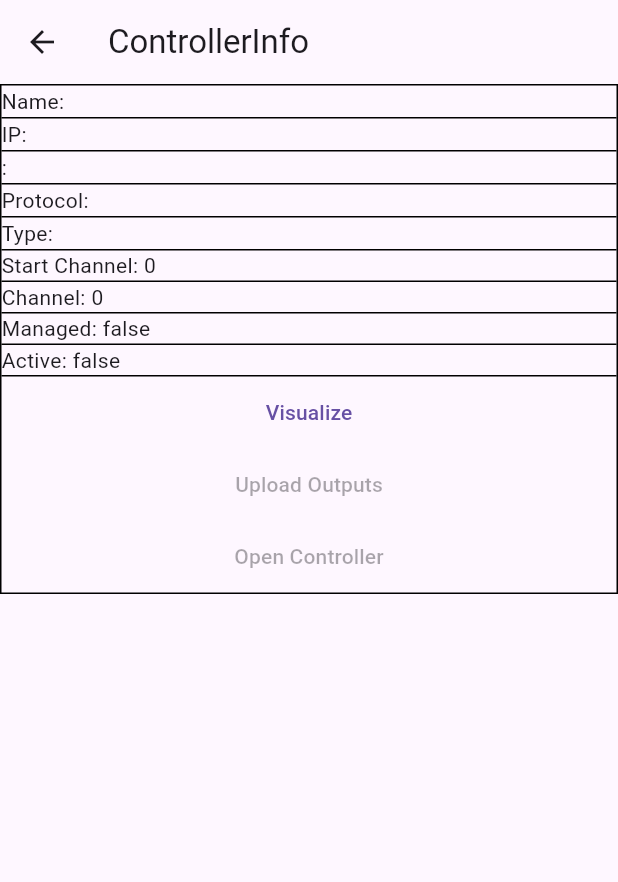
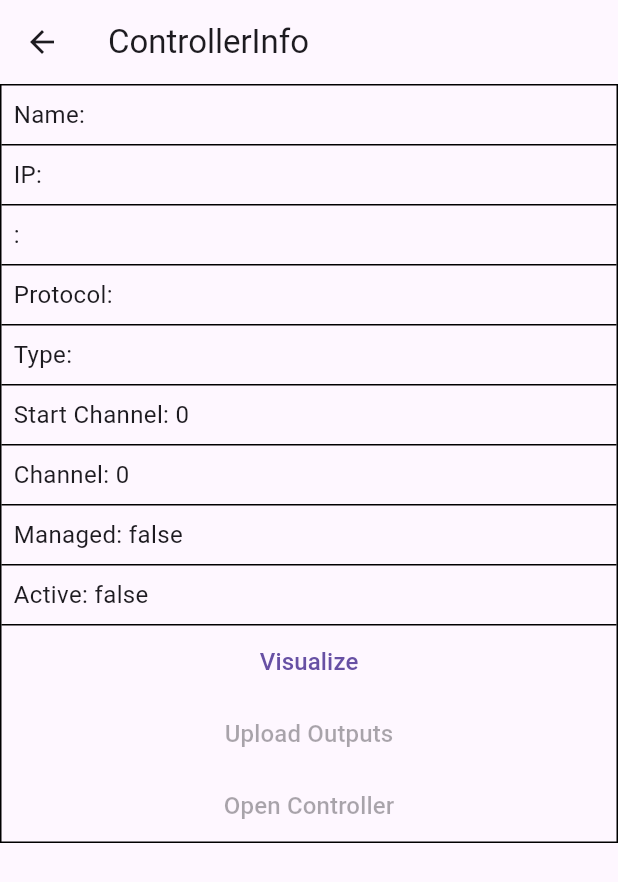
Before and after one commit to computergeek1507/xlights_test, a Flutter app: the ControllerInfoScreen screen opened directly with empty values, on a phone screen of 412 x 824 dp. Shown: the top 882 px of the screen. Run offline on Flutter 3.47's test engine with Material 3 defaults, Android fonts, the phone set to English and light mode, and no system bars; our stand-ins replace dio, printing, shared_preferences; missing offline and left inert: htmltopdfwidgets; accounts and stored records are empty; network calls fail.

Commit message:
minor font tweaks

```diff
--- a/lib/controllerinfo.dart
+++ b/lib/controllerinfo.dart
@@ -47,19 +47,22 @@ bool openDisabled() => controller.type != 'Ethernet';
                       Navigator.push(context,
                       MaterialPageRoute(builder: (context) => ControllerModelScreen ( controllerIP: controller.address!,controllerName: controller.name!)));
                     },
-                    child: const Text('Visualize'),
+                    child: const Text('Visualize',
+            style: TextStyle(fontSize: 16),),
                   ),
                   TextButton(
                     onPressed: uploadDisabled() ? null : () {
                       uploadtoController(controller.address);
                     },
-                    child: const Text('Upload Outputs'),
+                    child: const Text('Upload Outputs',
+            style: TextStyle(fontSize: 16),),
                   ),
                   TextButton(
                     onPressed: openDisabled() ? null : () {
                       launchController (controller.address);
                     },
-                    child: const Text('Open Controller'),
+                    child: const Text('Open Controller',
+            style: TextStyle(fontSize: 16),),
                   ),
                 ],
 
@@ -73,18 +76,20 @@ bool openDisabled() => controller.type != 'Ethernet';
 
   Widget _buildResultRow(String? label, String? value) {
     return Container(
+      padding: const EdgeInsets.all(8.0),
       decoration: BoxDecoration(
         border: Border(bottom: BorderSide(color: Colors.black)),
       ),
       child: Row(
+
         children: [
           Text(
             "$label: ",
-            style: TextStyle(fontSize: 14),
+            style: TextStyle(fontSize: 16),
           ),
           Text(
             value!,
-            style: TextStyle(fontSize: 14),
+            style: TextStyle(fontSize: 16),
           ),
         ],
       ),
```
